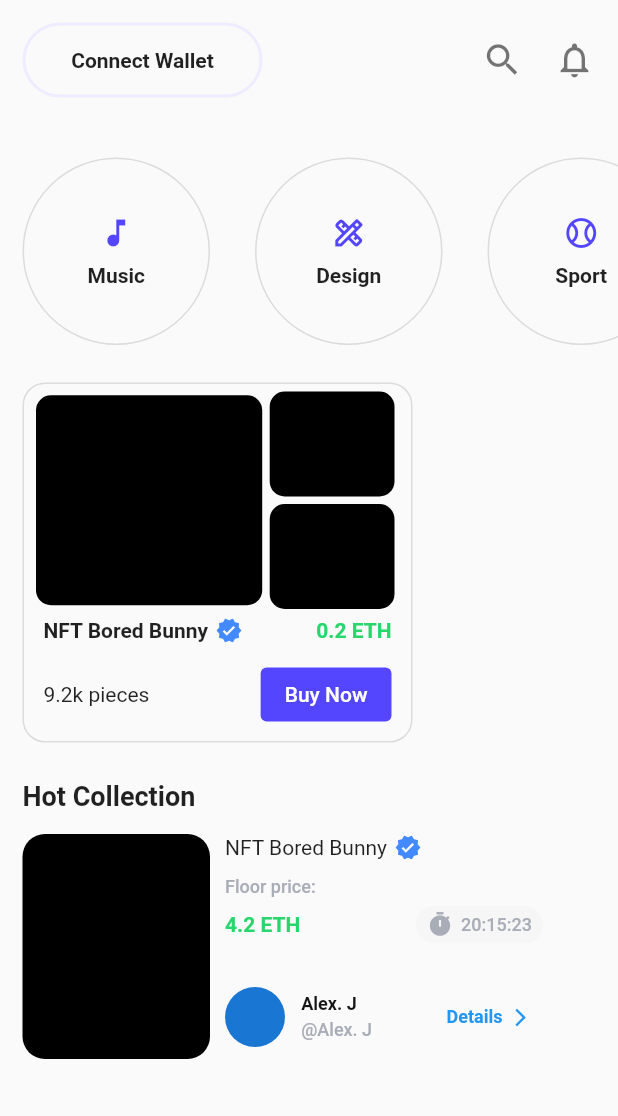
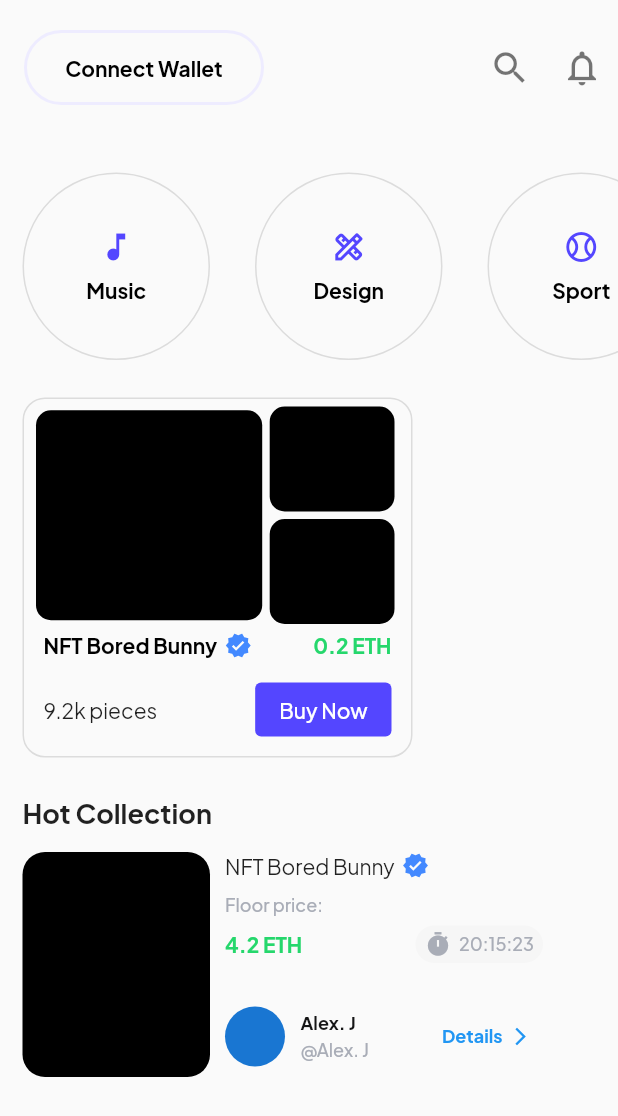
Before and after one commit to ZRShamim/nft_market, a Flutter app: the HomePage screen opened directly, on a phone screen of 412 x 824 dp. Shown: the top 1116 px of the screen. Run offline on Flutter 3.47's test engine with Material 2 defaults, Android fonts, the phone set to English and light mode, and no system bars; our stand-ins replace email_validator, firebase_auth, firebase_core, flutter_inset_box_shadow, google_sign_in, shared_preferences; accounts and stored records are empty.

Commit message:
appbar re-designed and others

```diff
--- a/lib/main.dart
+++ b/lib/main.dart
@@ -1,6 +1,7 @@
 // import 'package:firebase_auth/firebase_auth.dart';
 import 'package:firebase_core/firebase_core.dart';
 import 'package:flutter/material.dart';
+import 'package:flutter/services.dart';
 import 'package:nft_market/view/main_pages/home_page.dart';
 import 'package:nft_market/view/onboarding_pages/onboarding_page.dart';
 import 'package:shared_preferences/shared_preferences.dart';
@@ -16,6 +17,10 @@ void main() async {
   final prefs = await SharedPreferences.getInstance();
   // checking if the user enter the app for first time
   final showHome = prefs.getBool('showHome') ?? false;
+
+  SystemChrome.setEnabledSystemUIMode(SystemUiMode.immersiveSticky, overlays: [
+    SystemUiOverlay.bottom,
+  ]);
   runApp(RootPage(
     showHome: showHome,
   ));
@@ -35,10 +40,17 @@ class RootPage extends StatelessWidget {
     return MaterialApp(
       scaffoldMessengerKey: Utils.messengerKey,
       navigatorKey: navigatorKey,
+
       debugShowCheckedModeBanner: false,
       title: 'NFT Bazar',
       theme: ThemeData(
         primarySwatch: Colors.blue,
+        fontFamily: 'PlusJakartaSans',
+        appBarTheme: const AppBarTheme(
+          toolbarHeight: 90,
+          color: Colors.transparent,
+          elevation: 0,
+        ),
       ),
       home:
           // If not first time go HomePage else OnbordingPage will pop up
--- a/lib/view/main_pages/home_page.dart
+++ b/lib/view/main_pages/home_page.dart
@@ -12,11 +12,47 @@ class HomePage extends StatelessWidget {
 
     return Scaffold(
       // backgroundColor: const Color(0xffe7ecef),
-      body: SafeArea(
+      appBar: AppBar(
+        title: Container(
+          width: 160,
+          height: 50,
+          decoration: BoxDecoration(
+            border: Border.all(
+              color: const Color(0xffEEECFF),
+              width: 2,
+            ),
+            borderRadius: BorderRadius.circular(50),
+          ),
+          child: const Center(
+            child: Text(
+              'Connect Wallet',
+              style: textStyle14,
+            ),
+          ),
+        ),
+        actions: const [
+          Icon(
+            Icons.search,
+            size: 28,
+            color: Colors.black54,
+          ),
+          SizedBox(
+            width: 20,
+          ),
+          Icon(
+            Icons.notifications_outlined,
+            size: 28,
+            color: Colors.black54,
+          ),
+          SizedBox(
+            width: 10,
+          )
+        ],
+      ),
+      body: SingleChildScrollView(
         child: Column(
           crossAxisAlignment: CrossAxisAlignment.start,
           children: [
-            const CustomAppBar(),
             const SizedBox(
               height: 10,
             ),
@@ -209,62 +245,10 @@ class HomePage extends StatelessWidget {
               ),
             ),
             // Top sellers
+
             // Top buyers
           ],
         ),
-      ),
-    );
-  }
-}
-
-class CustomAppBar extends StatelessWidget {
-  const CustomAppBar({
-    Key? key,
-  }) : super(key: key);
-
-  @override
-  Widget build(BuildContext context) {
-    return Padding(
-      padding: const EdgeInsets.all(15),
-      // App bar
-      child: Row(
-        mainAxisAlignment: MainAxisAlignment.spaceBetween,
-        children: [
-          Container(
-            width: 160,
-            height: 50,
-            decoration: BoxDecoration(
-              border: Border.all(
-                color: const Color(0xffEEECFF),
-                width: 2,
-              ),
-              borderRadius: BorderRadius.circular(50),
-            ),
-            child: const Center(
-              child: Text(
-                'Connect Wallet',
-                style: textStyle14,
-              ),
-            ),
-          ),
-          Row(
-            children: const [
-              Icon(
-                Icons.search,
-                size: 28,
-                color: Colors.black54,
-              ),
-              SizedBox(
-                width: 20,
-              ),
-              Icon(
-                Icons.notifications_outlined,
-                size: 28,
-                color: Colors.black54,
-              )
-            ],
-          ),
-        ],
       ),
     );
   }
--- a/lib/view/style/style.dart
+++ b/lib/view/style/style.dart
@@ -8,6 +8,7 @@ const Icon verifiedIcon = Icon(
 
 const TextStyle textStyle14 = TextStyle(
   fontSize: 14,
+  color: Colors.black,
   fontWeight: FontWeight.w700,
 );
 
```
Also changed, not shown: pubspec.yaml (+4 -6 lines), assets/font/PlusJakartaSans.ttf (added).
